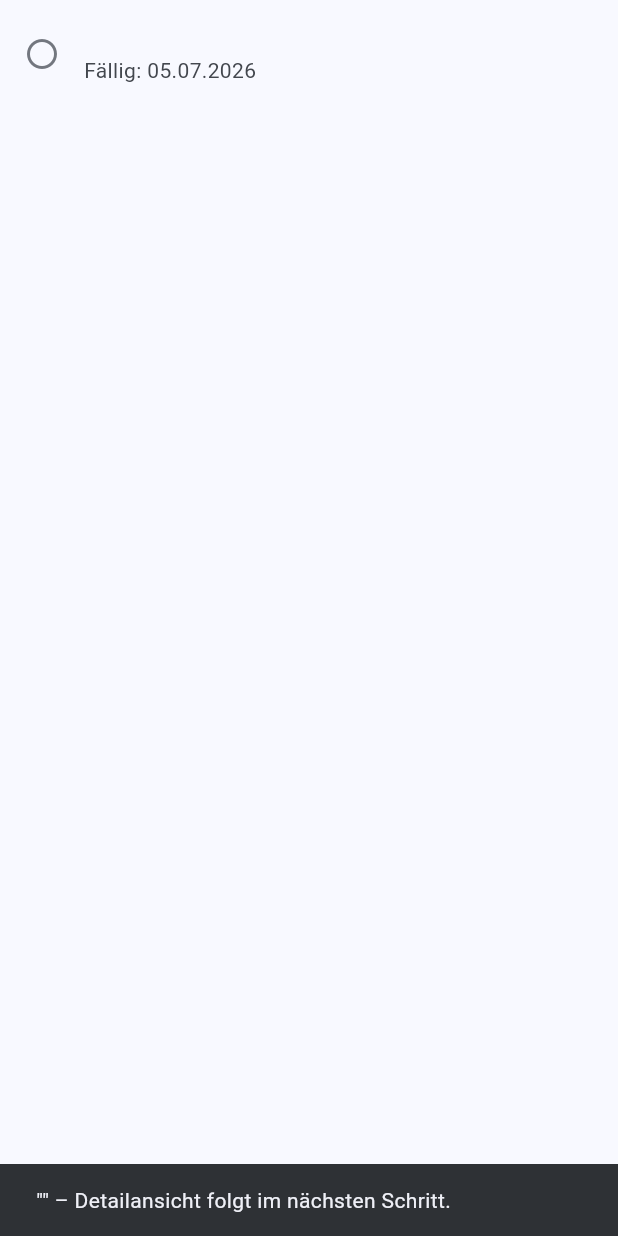
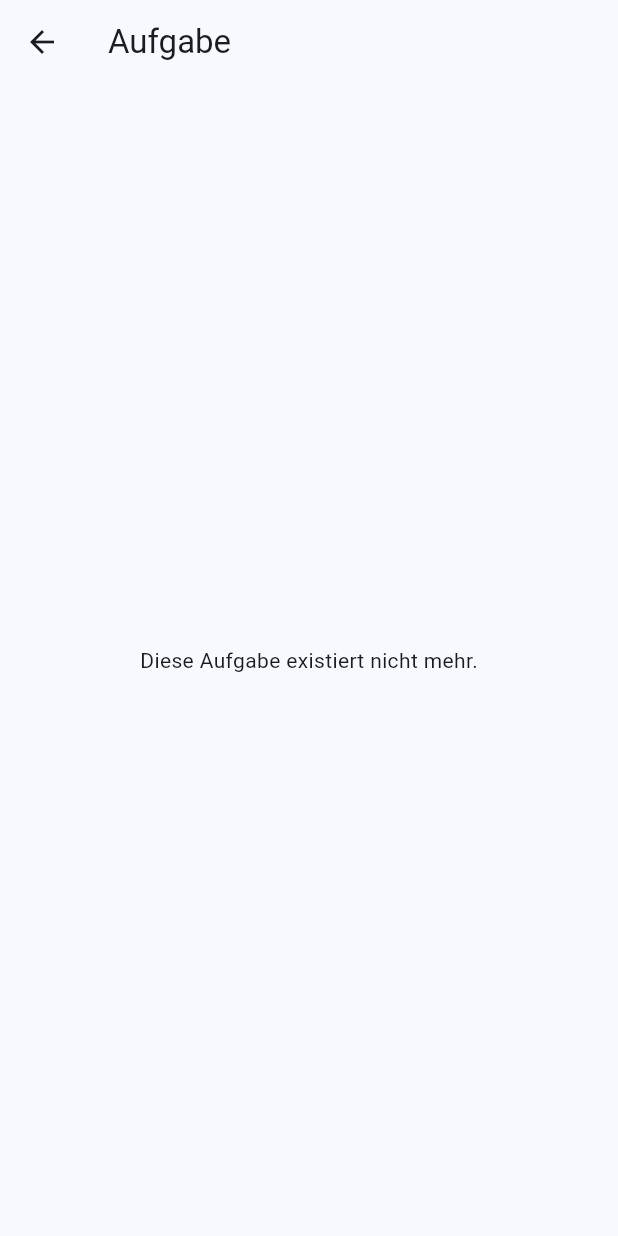
Before and after one commit to felixcrafter54/tickdone, a Flutter app: the _AufgabenZeile widget shown alone on an empty page, opened directly with empty values, after a tap on an icon or button, on a phone screen of 412 x 824 dp. Run offline on Flutter 3.47's test engine with Material 3 defaults, Android fonts, the phone set to English and light mode, and no system bars; our stand-ins replace dio; missing offline and left inert: caldav, enough_icalendar.

Commit message:
Detailansicht mit Schritten und Fortschritt x von y (Spec Schritt 5)
- AufgabeDetailScreen: Titel mit Status, Schritte manuell sortiert
  (X-APPLE-SORT-ORDER), Fortschritt, Faelligkeit/Prioritaet/Mein Tag
  als Chips, Notiz; per UID an den AppState gebunden, damit Neuladen
  die Ansicht aktualisiert
- Hauptliste: Fortschritt x von y bei Aufgaben mit Schritten,
  Antippen oeffnet die Detailansicht
- AppState-Helfer: aufgabeMitUid, schritteVon (sortiert), fortschrittVon
- 5 neue Unit-Tests fuer die State-Helfer

Co-Authored-By: Claude Fable 5 <noreply@anthropic.com>

```diff
--- /dev/null
+++ b/lib/ui/aufgabe_detail_screen.dart
@@ -0,0 +1,150 @@
+import 'package:flutter/material.dart';
+import 'package:provider/provider.dart';
+
+import '../models/aufgabe.dart';
+import '../state/app_state.dart';
+
+/// Detailansicht einer Aufgabe: Schritte (Subtasks), Fälligkeit,
+/// Priorität, Notiz. Nur hier erscheinen die Schritte (Spec, Abschnitt 3).
+///
+/// Bearbeiten/Abhaken folgt in Spec Schritt 6 – bis dahin reine Anzeige.
+class AufgabeDetailScreen extends StatelessWidget {
+  const AufgabeDetailScreen({super.key, required this.uid});
+
+  /// UID statt Objekt, damit die Ansicht nach einem Neuladen
+  /// automatisch den frischen Stand aus dem AppState zeigt.
+  final String uid;
+
+  @override
+  Widget build(BuildContext context) {
+    final appState = context.watch<AppState>();
+    final aufgabe = appState.aufgabeMitUid(uid);
+    if (aufgabe == null) {
+      return Scaffold(
+        appBar: AppBar(title: const Text('Aufgabe')),
+        body: const Center(
+          child: Text('Diese Aufgabe existiert nicht mehr.'),
+        ),
+      );
+    }
+
+    final schritte = appState.schritteVon(uid);
+    final fortschritt = appState.fortschrittVon(uid);
+    final farben = Theme.of(context).colorScheme;
+
+    return Scaffold(
+      appBar: AppBar(title: Text(appState.aktiveListe?.displayName ?? '')),
+      body: RefreshIndicator(
+        onRefresh: () => context.read<AppState>().aufgabenNeuLaden(),
+        child: ListView(
+          padding: const EdgeInsets.all(16),
+          children: [
+            Row(
+              crossAxisAlignment: CrossAxisAlignment.start,
+              children: [
+                Icon(
+                  aufgabe.erledigt
+                      ? Icons.check_circle
+                      : Icons.radio_button_unchecked,
+                  color: aufgabe.erledigt ? farben.primary : farben.outline,
+                  size: 28,
+                ),
+                const SizedBox(width: 12),
+                Expanded(
+                  child: Text(
+                    aufgabe.titel,
+                    style: Theme.of(context)
+                        .textTheme
+                        .headlineSmall
+                        ?.copyWith(
+                          decoration: aufgabe.erledigt
+                              ? TextDecoration.lineThrough
+                              : null,
+                          color: aufgabe.erledigt ? farben.outline : null,
+                        ),
+                  ),
+                ),
+                if (aufgabe.favorit)
+                  Icon(Icons.star, color: Colors.amber.shade600),
+              ],
+            ),
+            const SizedBox(height: 12),
+            _merkmalChips(aufgabe),
+            if (schritte.isNotEmpty) ...[
+              const SizedBox(height: 16),
+              Text(
+                'Schritte (${fortschritt!.erledigt} von '
+                '${fortschritt.gesamt} erledigt)',
+                style: Theme.of(context).textTheme.titleMedium,
+              ),
+              const SizedBox(height: 4),
+              for (final schritt in schritte)
+                ListTile(
+                  dense: true,
+                  contentPadding: EdgeInsets.zero,
+                  leading: Icon(
+                    schritt.erledigt
+                        ? Icons.check_circle
+                        : Icons.radio_button_unchecked,
+                    color:
+                        schritt.erledigt ? farben.primary : farben.outline,
+                  ),
+                  title: Text(
+                    schritt.titel,
+                    style: schritt.erledigt
+                        ? TextStyle(
+                            decoration: TextDecoration.lineThrough,
+                            color: farben.outline,
+                          )
+                        : null,
+                  ),
+                ),
+            ],
+            if (aufgabe.notiz.isNotEmpty) ...[
+              const SizedBox(height: 16),
+              Text('Notiz', style: Theme.of(context).textTheme.titleMedium),
+              const SizedBox(height: 4),
+              Text(aufgabe.notiz),
+            ],
+          ],
+        ),
+      ),
+    );
+  }
+
+  /// Fälligkeit, Priorität und "Mein Tag" als kleine Info-Chips.
+  Widget _merkmalChips(Aufgabe aufgabe) {
+    final chips = <Widget>[
+      if (aufgabe.faellig != null)
+        Chip(
+          avatar: const Icon(Icons.event, size: 18),
+          label: Text('Fällig: ${_datum(aufgabe.faellig!)}'),
+        ),
+      if (aufgabe.prioritaet != 0)
+        Chip(
+          avatar: const Icon(Icons.flag, size: 18),
+          label: Text(_prioritaetsText(aufgabe.prioritaet)),
+        ),
+      if (aufgabe.meinTag)
+        const Chip(
+          avatar: Icon(Icons.wb_sunny_outlined, size: 18),
+          label: Text('Mein Tag'),
+        ),
+    ];
+    if (chips.isEmpty) return const SizedBox.shrink();
+    return Wrap(spacing: 8, runSpacing: 8, children: chips);
+  }
+
+  String _prioritaetsText(int prioritaet) {
+    // 1 hoch, 5 mittel, 9 niedrig (Spec); Zwischenwerte sinnvoll zuordnen.
+    if (prioritaet >= 1 && prioritaet <= 4) return 'Hohe Priorität';
+    if (prioritaet == 5) return 'Mittlere Priorität';
+    return 'Niedrige Priorität';
+  }
+
+  String _datum(DateTime wert) {
+    final tag = wert.day.toString().padLeft(2, '0');
+    final monat = wert.month.toString().padLeft(2, '0');
+    return '$tag.$monat.${wert.year}';
+  }
+}
--- a/lib/ui/aufgaben_screen.dart
+++ b/lib/ui/aufgaben_screen.dart
@@ -3,6 +3,7 @@ import 'package:provider/provider.dart';
 
 import '../models/aufgabe.dart';
 import '../state/app_state.dart';
+import 'aufgabe_detail_screen.dart';
 
 /// Zeigt die Wurzel-Aufgaben der geöffneten Liste.
 ///
@@ -49,8 +50,14 @@ class AufgabenScreen extends StatelessWidget {
                     )
                   : ListView.builder(
                       itemCount: aufgaben.length,
-                      itemBuilder: (context, index) =>
-                          _AufgabenZeile(aufgabe: aufgaben[index]),
+                      itemBuilder: (context, index) {
+                        final aufgabe = aufgaben[index];
+                        return _AufgabenZeile(
+                          aufgabe: aufgabe,
+                          fortschritt:
+                              appState.fortschrittVon(aufgabe.uid),
+                        );
+                      },
                     ),
             ),
           ),
@@ -60,11 +67,13 @@ class AufgabenScreen extends StatelessWidget {
   }
 }
 
-/// Eine Zeile der Aufgabenliste: Status-Icon, Titel, Fälligkeit, Favorit.
+/// Eine Zeile der Aufgabenliste: Status-Icon, Titel, Fortschritt der
+/// Schritte ("x von y"), Fälligkeit, Favorit.
 class _AufgabenZeile extends StatelessWidget {
-  const _AufgabenZeile({required this.aufgabe});
+  const _AufgabenZeile({required this.aufgabe, this.fortschritt});
 
   final Aufgabe aufgabe;
+  final ({int erledigt, int gesamt})? fortschritt;
 
   @override
   Widget build(BuildContext context) {
@@ -90,11 +99,9 @@ class _AufgabenZeile extends StatelessWidget {
           ? Icon(Icons.star, color: Colors.amber.shade600)
           : null,
       onTap: () {
-        // Detailansicht mit Schritten kommt in Spec Schritt 5.
-        ScaffoldMessenger.of(context).showSnackBar(
-          SnackBar(
-            content: Text('"${aufgabe.titel}" – Detailansicht folgt '
-                'im nächsten Schritt.'),
+        Navigator.of(context).push(
+          MaterialPageRoute(
+            builder: (_) => AufgabeDetailScreen(uid: aufgabe.uid),
           ),
         );
       },
@@ -103,6 +110,8 @@ class _AufgabenZeile extends StatelessWidget {
 
   Widget? _untertitel() {
     final teile = <String>[
+      if (fortschritt != null)
+        '${fortschritt!.erledigt} von ${fortschritt!.gesamt}',
       if (aufgabe.faellig != null) 'Fällig: ${_datum(aufgabe.faellig!)}',
       if (aufgabe.prioritaet == 1) 'Hohe Priorität',
       if (aufgabe.meinTag) 'Mein Tag',
```
Also changed, not shown: lib/state/app_state.dart (+28 -0 lines), 1 other file.
